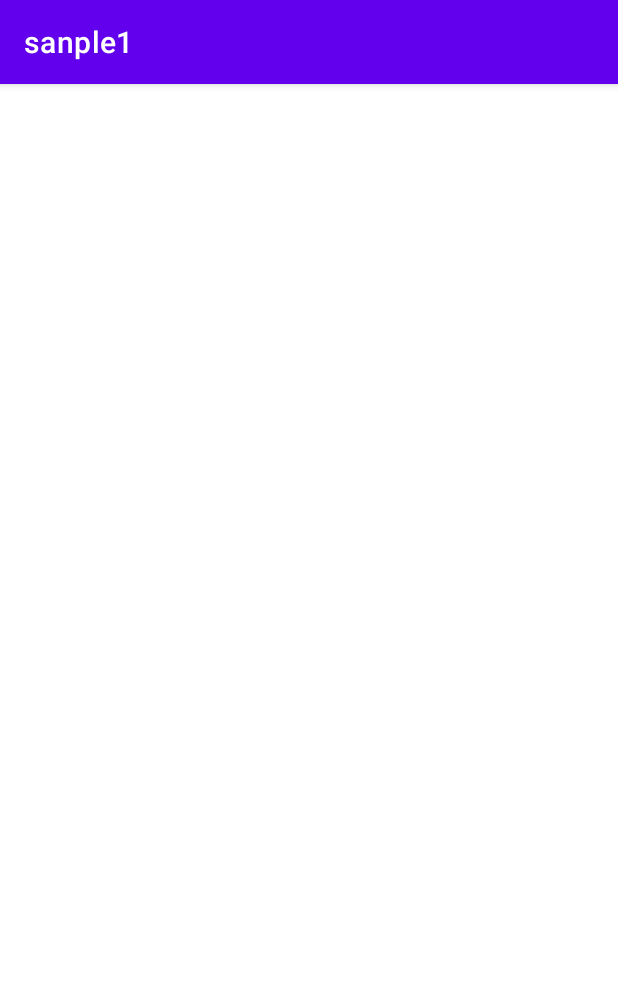
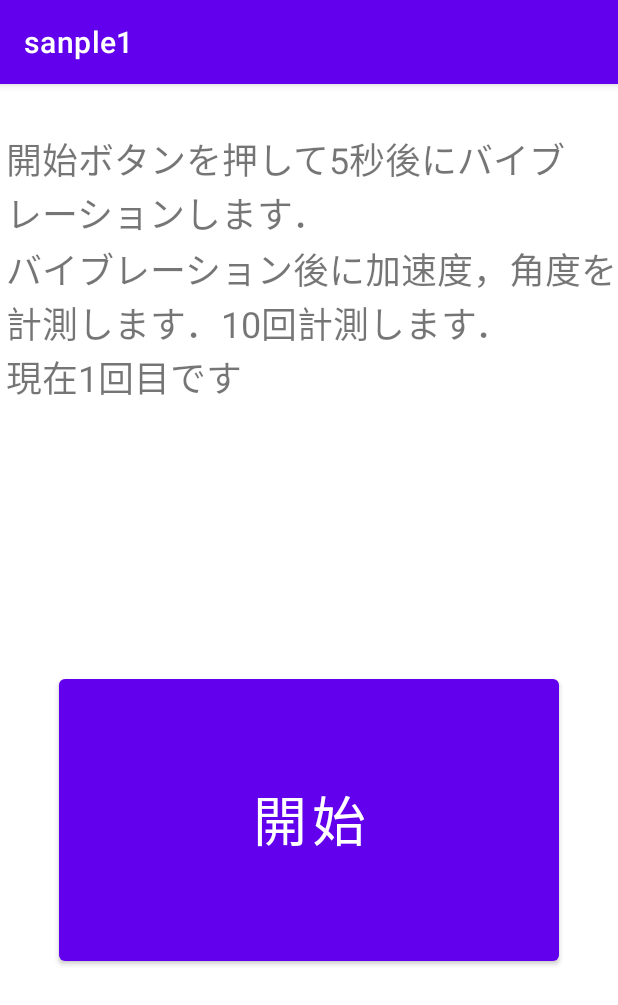
Before and after one commit to KokiOnodera/GraduationResearch-Acceleration, an Android app: the screen it shows after launch (TouchActivity before the commit, ExplanationActivity after it), on a phone screen of 412 x 824 dp. Shown: the top 1005 px of the screen. Run offline under Robolectric (Android 15) with nearby library versions, the phone set to English and light mode, and no system bars.

Commit message:
バイブレーションしたら加速度記録，10回計測

```diff
--- a/app/src/main/java/com/example/sanple1/EndActivity.java
+++ b/app/src/main/java/com/example/sanple1/EndActivity.java
@@ -10,6 +10,5 @@ public class EndActivity extends AppCompatActivity {
     protected void onCreate(Bundle savedInstanceState) {
         super.onCreate(savedInstanceState);
         setContentView(R.layout.end);
-
     }
 }
--- /dev/null
+++ b/app/src/main/java/com/example/sanple1/ExplanationActivity.java
@@ -0,0 +1,44 @@
+package com.example.sanple1;
+
+import android.content.Intent;
+import android.os.Bundle;
+import android.view.View;
+import android.widget.Button;
+import android.widget.TextView;
+
+import androidx.appcompat.app.AppCompatActivity;
+
+/**
+ * アプリ起動時に表示される画面
+ * 開始ボタンを押すとバイブレーションのアクティビティに遷移
+ */
+public class ExplanationActivity extends AppCompatActivity {
+    private int count = 1;
+    @Override
+    protected void onCreate(Bundle savedInstanceState) {
+        super.onCreate(savedInstanceState);
+        // Intent を取得する
+        Intent intent = getIntent();
+        // キーを元にデータを取得する(データがない場合、第２引数の 0 が返る)
+        count = intent.getIntExtra("Count", 1);
+        setContentView(R.layout.explanation);
+        Button start_button = findViewById(R.id.button);
+        TextView textView = findViewById(R.id.textView);
+        // テキストを設定して表示
+        textView.setText("開始ボタンを押して5秒後にバイブレーションします．\n"
+                + "バイブレーション後に加速度，角度を計測します．10回計測します．\n"
+                +"現在"+Integer.toString(count)+"回目です");
+        start_button.setWidth(500);
+        start_button.setHeight(300);
+        start_button.setOnClickListener(new View.OnClickListener() {
+            @Override
+            public void onClick(View view) {
+                //画面遷移
+                Intent intent = new Intent(ExplanationActivity.this.getApplication(), VibeActivity.class);
+                //カウント渡し
+                intent.putExtra("Count", count);
+                startActivity(intent);
+            }
+        });
+    }
+}
--- a/app/src/main/java/com/example/sanple1/TouchActivity.java
+++ /dev/null
@@ -1,143 +0,0 @@
-package com.example.sanple1;
-
-import android.content.Context;
-import android.content.Intent;
-import android.os.Bundle;
-import android.util.Log;
-import android.view.MotionEvent;
-
-import androidx.appcompat.app.AppCompatActivity;
-
-import java.io.FileOutputStream;
-import java.text.DecimalFormat;
-
-/***
- * タッチした座標を記録するファイル作成
- * タッチしたら記録して画面遷移（加速度測定画面）する
- */
-
-public class TouchActivity extends AppCompatActivity {
-    DecimalFormat format = new DecimalFormat("#.#");
-    @Override
-    protected void onCreate(Bundle savedInstanceState) {
-        super.onCreate(savedInstanceState);
-
-        setContentView(R.layout.start_activity);
-        FileOutputStream output;
-        try {
-            String filename = "data_ks.csv";
-            //ファイル作成
-            output = openFileOutput(filename, Context.MODE_PRIVATE);
-            output.write("Time[s]".getBytes());
-            output.write(",".getBytes());
-            output.write("Signal X[V]".getBytes());
-            output.write(",".getBytes());
-            output.write("Signal Y[V]".getBytes());
-            output.write(",".getBytes());
-            output.write("Signal Z[V]".getBytes());
-            output.write("\n".getBytes());
-            output.close();
-        } catch (Exception e) {
-            e.printStackTrace();
-        }
-
-        FileOutputStream outputs;
-        try {
-            String file_name = "data_ku.csv";
-            //ファイル作成
-            outputs = openFileOutput(file_name, Context.MODE_PRIVATE);
-            outputs.write("Time[s]".getBytes());
-            outputs.write(",".getBytes());
-            outputs.write("Signal X[V]".getBytes());
-            outputs.write(",".getBytes());
-            outputs.write("Signal Y[V]".getBytes());
-            outputs.write("\n".getBytes());
-            outputs.close();
-        } catch (Exception e) {
-            e.printStackTrace();
-        }
-
-        FileOutputStream output2;
-        try {
-            String file_name = "touch.csv";
-            //ファイル作成
-            output2 = openFileOutput(file_name, Context.MODE_PRIVATE);
-            output2.write("Type".getBytes());
-            output2.write(",".getBytes());
-            output2.write("Pressure".getBytes());
-            output2.write(",".getBytes());
-            output2.write("x1:".getBytes());
-            output2.write(",".getBytes());
-            output2.write("y1:".getBytes());
-            output2.write("\n".getBytes());
-            output2.close();
-        } catch (Exception e) {
-            e.printStackTrace();
-        }
-
-    }
-
-    //画面タップしたら
-    @Override
-    public boolean onTouchEvent(MotionEvent motionEvent) {
-        switch (motionEvent.getAction()) {
-            case MotionEvent.ACTION_DOWN:
-                String filename = "touch.csv";
-                FileOutputStream output;
-                try {
-                    output = openFileOutput(filename, Context.MODE_APPEND);
-                    output.write("ACTION_DOWN".getBytes());
-                    output.write(",".getBytes());
-                    output.write(format.format(motionEvent.getPressure()).getBytes());
-                    output.write(",".getBytes());
-                    output.write(String.valueOf(motionEvent.getX()).getBytes());
-                    output.write(",".getBytes());
-                    output.write(String.valueOf(motionEvent.getY()).getBytes());
-                    output.write("\n".getBytes());
-                    output.close();
-                } catch (Exception e) {
-                    Log.e("error:","書き込み失敗");
-                    e.printStackTrace();
-                }
-
-
-                break;
-
-            case MotionEvent.ACTION_UP:
-                String filename2 = "touch.csv";
-                FileOutputStream outputs;
-                try {
-                    outputs = openFileOutput(filename2, Context.MODE_APPEND);
-                    outputs.write("ACTION_UP".getBytes());
-                    outputs.write(",".getBytes());
-                    outputs.write(format.format(motionEvent.getPressure()).getBytes());
-                    outputs.write(",".getBytes());
-                    outputs.write(String.valueOf(motionEvent.getX()).getBytes());
-                    outputs.write(",".getBytes());
-                    outputs.write(String.valueOf(motionEvent.getY()).getBytes());
-                    outputs.write("\n".getBytes());
-                    outputs.close();
-                } catch (Exception e) {
-                    Log.e("error:","書き込み失敗");
-                    e.printStackTrace();
-                }
-                long eventDuration2 = motionEvent.getEventTime() - motionEvent.getDownTime();
-
-
-                break;
-            case MotionEvent.ACTION_MOVE:
-
-                break;
-            case MotionEvent.ACTION_CANCEL:
-
-                break;
-        }
-
-        //画面遷移
-        Intent intent = new Intent(TouchActivity.this.getApplication(), MainActivity.class);
-        TouchActivity.this.startActivity(intent);
-
-        return false;
-
-    }
-}
--- a/app/src/main/res/layout/end.xml
+++ b/app/src/main/res/layout/end.xml
@@ -10,12 +10,8 @@
         android:id="@+id/textView"
         android:layout_width="wrap_content"
         android:layout_height="wrap_content"
-        android:layout_marginEnd="200dp"
-        android:layout_marginBottom="600dp"
-        android:text="記録終了"
+        android:text="記録終了\nご協力ありがとうございます。"
         android:textSize="36sp"
-        app:layout_constraintBottom_toBottomOf="parent"
-        app:layout_constraintEnd_toEndOf="parent"
         app:layout_constraintStart_toStartOf="parent"
         app:layout_constraintTop_toTopOf="parent" />
 </androidx.constraintlayout.widget.ConstraintLayout>
--- /dev/null
+++ b/app/src/main/res/layout/explanation.xml
@@ -0,0 +1,31 @@
+<?xml version="1.0" encoding="utf-8"?>
+<androidx.constraintlayout.widget.ConstraintLayout xmlns:android="http://schemas.android.com/apk/res/android"
+    xmlns:app="http://schemas.android.com/apk/res-auto"
+    xmlns:tools="http://schemas.android.com/tools"
+    android:layout_width="match_parent"
+    android:layout_height="match_parent">
+
+    <TextView
+        android:id="@+id/textView"
+        android:layout_width="wrap_content"
+        android:layout_height="wrap_content"
+        android:layout_marginStart="32dp"
+        android:layout_marginTop="32dp"
+        android:layout_marginEnd="24dp"
+        android:text=""
+        android:textSize="24sp"
+        app:layout_constraintEnd_toEndOf="parent"
+        app:layout_constraintStart_toStartOf="parent"
+        app:layout_constraintTop_toTopOf="parent" />
+
+    <Button
+        android:id="@+id/button"
+        android:layout_width="wrap_content"
+        android:layout_height="wrap_content"
+        android:text="開始"
+        android:textSize="36sp"
+        app:layout_constraintBottom_toBottomOf="parent"
+        app:layout_constraintEnd_toEndOf="parent"
+        app:layout_constraintStart_toStartOf="parent"
+        app:layout_constraintTop_toBottomOf="@+id/textView" />
+</androidx.constraintlayout.widget.ConstraintLayout>
```
Also changed, not shown: app/src/main/AndroidManifest.xml (+10 -3 lines), app/src/main/java/com/example/sanple1/MainActivity.java (+24 -23 lines), app/src/main/java/com/example/sanple1/VibeActivity.java (added, +82 -0 lines).
